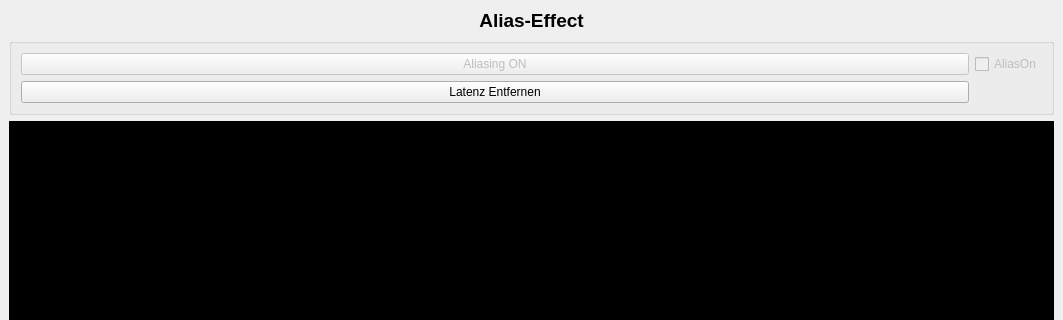
Old version of the form main.ui in the repository nilhoel1/EmA-Alias-Effect; both pictures show x 0 to 1063 and y 0 to 320 of the 1063 by 674 pixel window.
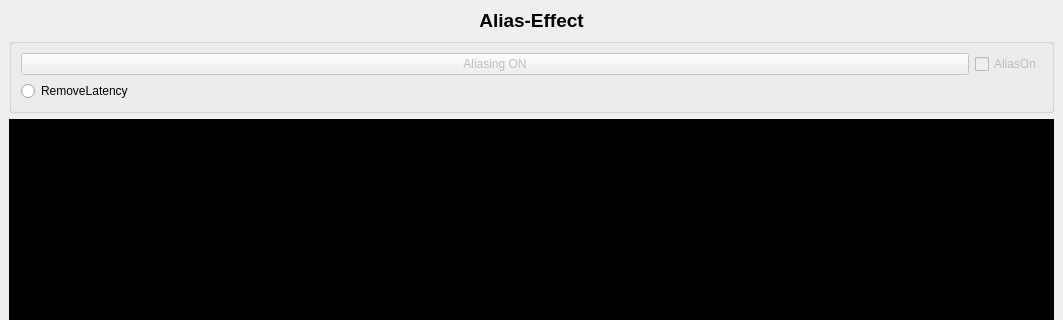
New version of the form.

Diff of the .ui file:
```diff
--- a/main.ui
+++ b/main.ui
@@ -105,9 +105,9 @@
           </layout>
          </item>
          <item row="1" column="1">
-          <widget class="QPushButton" name="pushButton">
+          <widget class="QRadioButton" name="radioButton">
            <property name="text">
-            <string>Latenz Entfernen</string>
+            <string>RemoveLatency</string>
            </property>
           </widget>
          </item>
```
